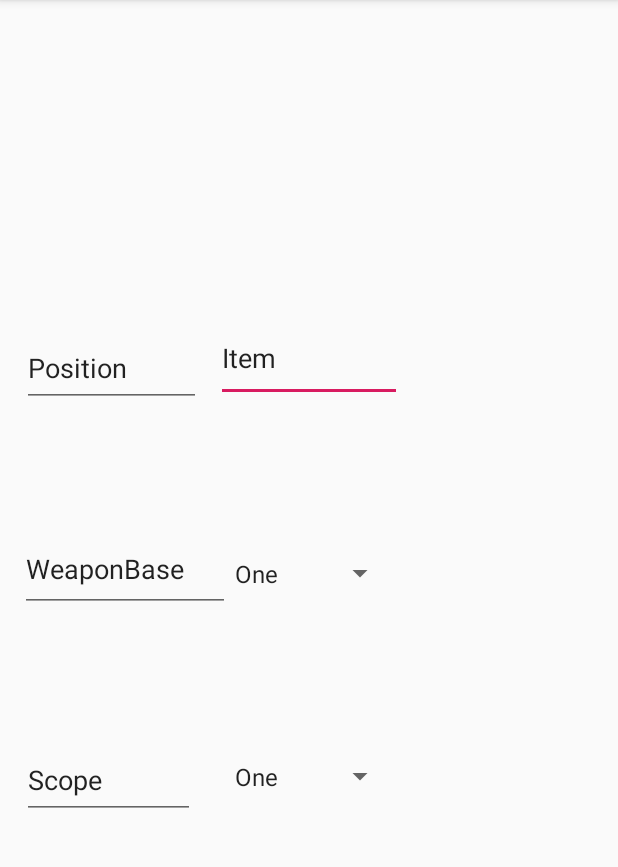
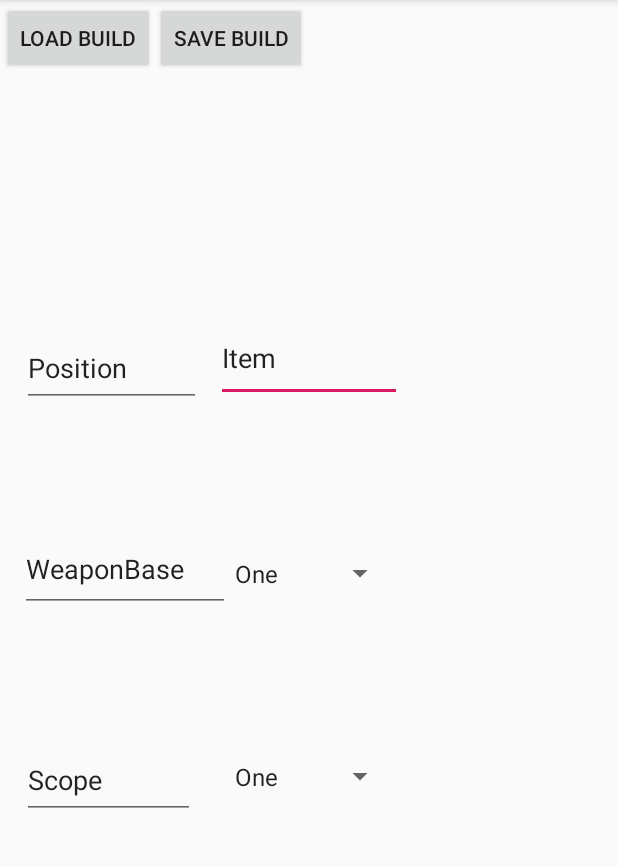
Before and after one commit to RoastedThirdofaMango/CS125-Tarkov-Builder, an Android app: the newBuildActivity screen opened directly, with no data from a screen before it, on a phone screen of 412 x 824 dp, the part 84-951 px from its top. Run offline under Robolectric (Android 15) with nearby library versions, the phone set to English and light mode, and no system bars.

Commit message:
Save and load buttons established in new build activity

```diff
--- /dev/null
+++ b/app/src/main/java/com/example/tarkovbuilder/logic/SaveLoadHandler.java
@@ -0,0 +1,12 @@
+package com.example.tarkovbuilder.logic;
+
+import com.google.gson.JsonObject;
+
+public abstract class SaveLoadHandler {
+    public static boolean save(WeaponBuild toSave) {
+        return true;
+    }
+    public static WeaponBuild load(JsonObject toLoad) {
+        return null;
+    }
+}
--- a/app/src/main/java/com/example/tarkovbuilder/newBuildActivity.java
+++ b/app/src/main/java/com/example/tarkovbuilder/newBuildActivity.java
@@ -5,10 +5,15 @@ import android.os.Bundle;
 import android.view.View;
 import android.widget.AdapterView;
 import android.widget.ArrayAdapter;
+import android.widget.Button;
 import android.widget.Spinner;
 import android.widget.Toast;
 
 import androidx.appcompat.app.AppCompatActivity;
+
+import com.example.tarkovbuilder.logic.SaveLoadHandler;
+import com.example.tarkovbuilder.logic.WeaponBuild;
+import com.google.gson.JsonObject;
 
 public class newBuildActivity extends AppCompatActivity implements AdapterView.OnItemSelectedListener {
     protected void onCreate(final Bundle savedInstanceState) {
@@ -28,6 +33,14 @@ public class newBuildActivity extends AppCompatActivity implements AdapterView.O
         adapter2.setDropDownViewResource(android.R.layout.simple_spinner_dropdown_item);
         spinner2.setAdapter(adapter2);
         spinner2.setOnItemSelectedListener(this);
+        Button load = findViewById(R.id.loadButton);
+        load.setOnClickListener(unused -> {
+            SaveLoadHandler.load(new JsonObject());
+        });
+        Button save = findViewById(R.id.saveButton);
+        save.setOnClickListener(unused -> {
+            SaveLoadHandler.save(new WeaponBuild(null));
+        });
     }
 
     @Override
--- a/app/src/main/res/layout/activity_new_build.xml
+++ b/app/src/main/res/layout/activity_new_build.xml
@@ -5,7 +5,6 @@
     android:layout_width="match_parent"
     android:layout_height="match_parent"
     android:orientation="vertical">
-
 
 
     <Spinner
@@ -22,31 +21,31 @@
 
     <Spinner
         android:id="@+id/spinner2"
-        app:layout_constraintVertical_bias="0.7"
+        android:layout_width="115dp"
+        android:layout_height="63dp"
+        android:layout_marginBottom="10dp"
+        app:layout_constraintBottom_toBottomOf="parent"
         app:layout_constraintHorizontal_bias="0.5"
         app:layout_constraintLeft_toLeftOf="parent"
         app:layout_constraintRight_toRightOf="parent"
+        app:layout_constraintTop_toBottomOf="@+id/spinner1"
         app:layout_constraintTop_toTopOf="parent"
-        app:layout_constraintBottom_toBottomOf="parent"
-        android:layout_marginBottom="10dp"
-        app:layout_constraintTop_toBottomOf="@+id/spinner1"
-        android:layout_width="115dp"
-        android:layout_height="63dp" />
+        app:layout_constraintVertical_bias="0.7" />
 
     <EditText
         android:id="@+id/Item"
         android:layout_width="124dp"
         android:layout_height="58dp"
+        android:layout_marginBottom="10dp"
         android:ems="10"
         android:inputType="textPersonName"
         android:text="Item"
-        android:layout_marginBottom="10dp"
-        app:layout_constraintVertical_bias="0.3"
+        app:layout_constraintBottom_toBottomOf="parent"
         app:layout_constraintHorizontal_bias="0.5"
         app:layout_constraintLeft_toLeftOf="parent"
         app:layout_constraintRight_toRightOf="parent"
         app:layout_constraintTop_toTopOf="parent"
-        app:layout_constraintBottom_toBottomOf="parent"
+        app:layout_constraintVertical_bias="0.3"
         tools:layout_editor_absoluteX="143dp"
         tools:layout_editor_absoluteY="175dp" />
 
@@ -68,35 +67,58 @@
         android:id="@+id/weapon_text"
         android:layout_width="140dp"
         android:layout_height="57dp"
+        android:layout_marginBottom="10dp"
         android:ems="10"
         android:inputType="textPersonName"
         android:text="WeaponBase"
-        android:layout_marginBottom="10dp"
-        app:layout_constraintTop_toBottomOf="@+id/position_text"
-        app:layout_constraintVertical_bias="0.5"
+        app:layout_constraintBottom_toBottomOf="parent"
         app:layout_constraintHorizontal_bias="0.05"
         app:layout_constraintLeft_toLeftOf="parent"
         app:layout_constraintRight_toRightOf="parent"
+        app:layout_constraintTop_toBottomOf="@+id/position_text"
         app:layout_constraintTop_toTopOf="parent"
-        app:layout_constraintBottom_toBottomOf="parent"
+        app:layout_constraintVertical_bias="0.5"
         tools:layout_editor_absoluteY="250dp" />
 
     <EditText
         android:id="@+id/scope_text"
         android:layout_width="115dp"
         android:layout_height="52dp"
+        android:layout_marginBottom="10dp"
         android:ems="10"
         android:inputType="textPersonName"
         android:text="Scope"
-        android:layout_marginBottom="10dp"
-        app:layout_constraintTop_toBottomOf="@+id/weapon_text"
-        app:layout_constraintVertical_bias="0.7"
+        app:layout_constraintBottom_toBottomOf="parent"
         app:layout_constraintHorizontal_bias="0.05"
         app:layout_constraintLeft_toLeftOf="parent"
         app:layout_constraintRight_toRightOf="parent"
+        app:layout_constraintTop_toBottomOf="@+id/weapon_text"
         app:layout_constraintTop_toTopOf="parent"
-        app:layout_constraintBottom_toBottomOf="parent"
+        app:layout_constraintVertical_bias="0.7"
         tools:layout_editor_absoluteX="28dp"
         tools:layout_editor_absoluteY="332dp" />
 
+    <LinearLayout
+        android:layout_width="409dp"
+        android:layout_height="116dp"
+        android:layout_marginTop="1dp"
+        android:orientation="horizontal"
+        app:layout_constraintEnd_toEndOf="parent"
+        app:layout_constraintHorizontal_bias="0.5"
+        app:layout_constraintStart_toStartOf="parent"
+        app:layout_constraintTop_toTopOf="parent">
+
+        <Button
+            android:id="@+id/loadButton"
+            android:layout_width="wrap_content"
+            android:layout_height="wrap_content"
+            android:text="Load Build" />
+
+        <Button
+            android:id="@+id/saveButton"
+            android:layout_width="wrap_content"
+            android:layout_height="wrap_content"
+            android:text="Save Build" />
+    </LinearLayout>
+
 </androidx.constraintlayout.widget.ConstraintLayout>
```
